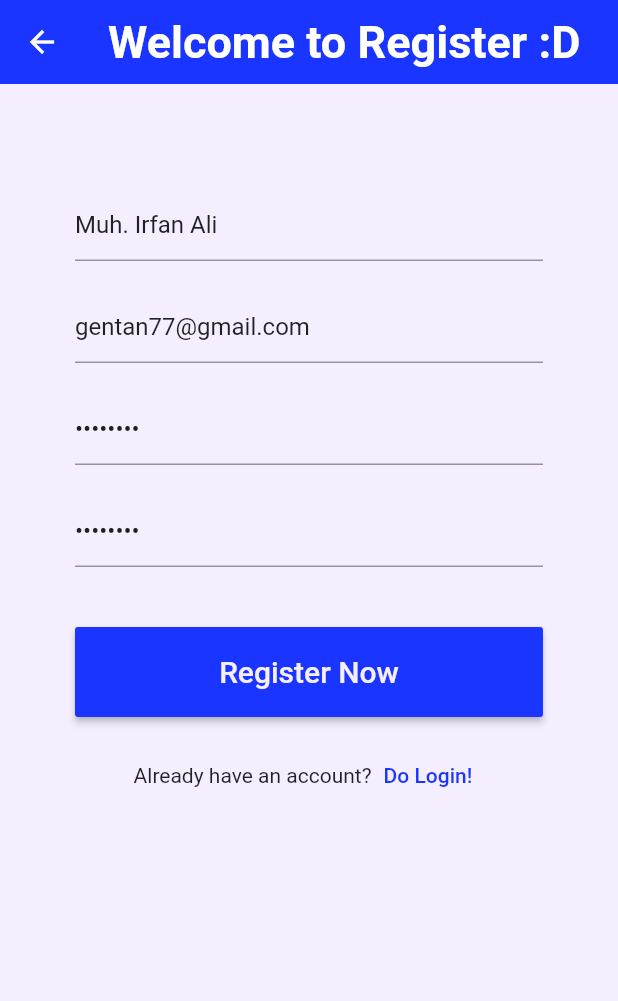
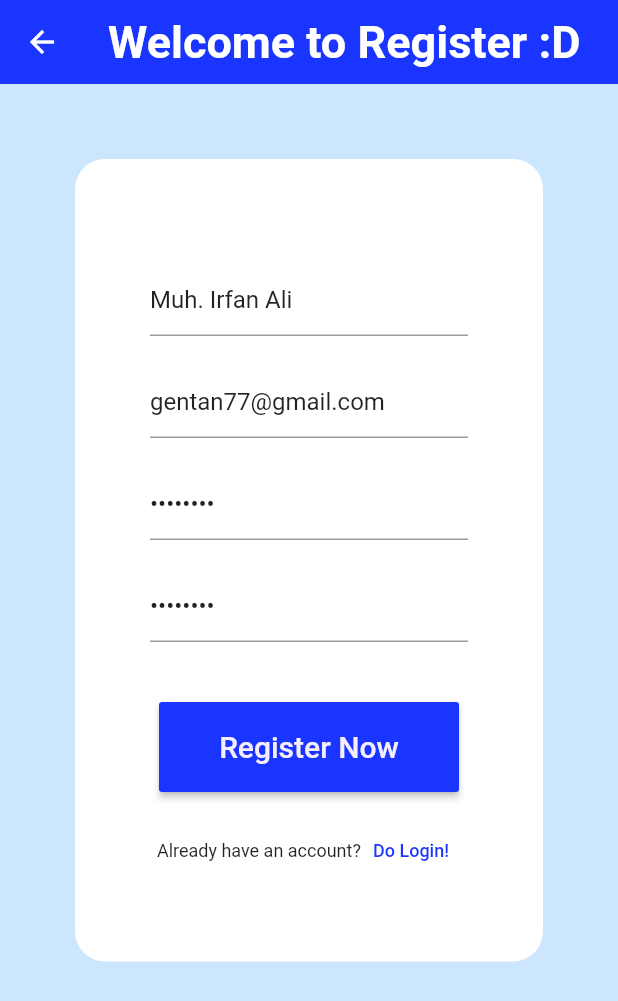
Before and after one commit to IrfanAliGit77/flutter-api-stisla-apk, a Flutter app: the Register screen opened by its route, on a phone screen of 412 x 824 dp. Shown: the top 1001 px of the screen. Run offline on Flutter 3.47's test engine with Material 2 defaults, Android fonts, the phone set to English and light mode, and no system bars; our stand-ins replace flutter_secure_storage; accounts and stored records are empty; network calls fail.

Commit message:
Fixing Interface Home, Login, & Register View Page

```diff
--- a/lib/main.dart
+++ b/lib/main.dart
@@ -15,14 +15,13 @@ class MyApp extends StatelessWidget {
   @override
   Widget build(BuildContext context) {
      return MaterialApp(
-      debugShowCheckedModeBanner: false,
       routes: {
         '/login': (context) => const MainApp(),
         '/homepage': (context) => const HomePage(),
         '/register': (context) => const Register(),
-
       },
       home: LoginPage(),
+      debugShowCheckedModeBanner: false,
     );
   }
 }
--- a/lib/screens/register/register-view.dart
+++ b/lib/screens/register/register-view.dart
@@ -21,7 +21,7 @@ class _RegisterState extends State<Register> {
   @override
   Widget build(BuildContext context) {
     return Scaffold(
-      backgroundColor: const Color(0xFFF4EEFF),
+      backgroundColor: const Color.fromARGB(255, 204, 230, 253),
       appBar: AppBar(
         backgroundColor: const Color.fromARGB(255, 26, 53, 255),
         centerTitle: true,
@@ -35,14 +35,19 @@ class _RegisterState extends State<Register> {
         ),
       ),
       body: SingleChildScrollView(
-        child: Column(
-          mainAxisAlignment: MainAxisAlignment.center,
-          children: [
-            Form(
+        child: Padding(
+          padding: const EdgeInsets.all(50),
+          child: Container(
+              decoration:  BoxDecoration(
+                color : Colors.white,
+                borderRadius: BorderRadius.circular(20)
+                ),
+            child: Form(
               key: _registerKey,
               child: Padding(
                 padding: const EdgeInsets.all(50.0),
                 child: Column(
+                  mainAxisAlignment: MainAxisAlignment.center,
                   children: [
                     const SizedBox(
                       height: 20,
@@ -127,7 +132,7 @@ class _RegisterState extends State<Register> {
                           }
                         },
                         color: const Color.fromARGB(255, 26, 53, 255),
-                        minWidth: 500,
+                        minWidth: 200,
                         height: 60,
                         child: Text(
                           "Register Now",
@@ -139,7 +144,9 @@ class _RegisterState extends State<Register> {
                     Row(
                       mainAxisAlignment: MainAxisAlignment.center,
                       children: [
-                        const Text("Already have an account?"),
+                        const Text("Already have an account?",
+                        style: TextStyle(fontSize: 12),
+                        ),
                         TextButton(
                           style: ButtonStyle(
                             foregroundColor: MaterialStateProperty.all(
@@ -150,6 +157,7 @@ class _RegisterState extends State<Register> {
                             "Do Login!",
                             style: TextStyle(
                               color: Color.fromARGB(255, 26, 53, 255),
+                              fontSize: 12,
                             ),
                           ),
                           onPressed: () {
@@ -162,9 +170,9 @@ class _RegisterState extends State<Register> {
                 ),
               ),
             ),
-          ],
-        ),
+          ),
+       ),
       ),
-    );
+   );
   }
 }
```
Also changed, not shown: lib/screens/home/home-view.dart (+41 -2 lines), lib/screens/login/login-view.dart (+29 -6 lines).
